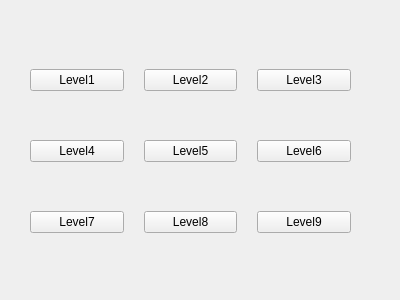
First picture: the form in chooselevelwidget.ui, repository zhaoxh16/sudoku, before the edit.
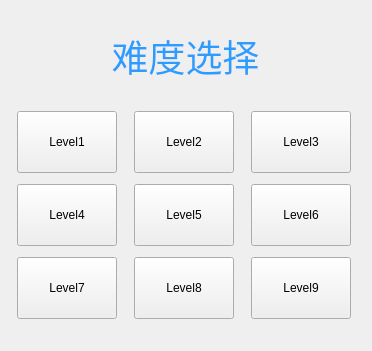
Second picture: the form after the edit.

```diff
--- a/chooselevelwidget.ui
+++ b/chooselevelwidget.ui
@@ -6,8 +6,8 @@
    <rect>
     <x>0</x>
     <y>0</y>
-    <width>400</width>
-    <height>300</height>
+    <width>372</width>
+    <height>351</height>
    </rect>
   </property>
   <property name="windowTitle">
@@ -16,35 +16,84 @@
   <widget class="QWidget" name="layoutWidget">
    <property name="geometry">
     <rect>
-     <x>30</x>
-     <y>50</y>
-     <width>321</width>
-     <height>204</height>
+     <x>0</x>
+     <y>100</y>
+     <width>371</width>
+     <height>231</height>
     </rect>
    </property>
    <layout class="QGridLayout" name="gridLayout">
-    <property name="horizontalSpacing">
-     <number>20</number>
+    <property name="sizeConstraint">
+     <enum>QLayout::SetDefaultConstraint</enum>
     </property>
-    <property name="verticalSpacing">
-     <number>30</number>
+    <property name="leftMargin">
+     <number>10</number>
     </property>
-    <item row="0" column="0">
-     <widget class="QPushButton" name="pushButton">
+    <property name="topMargin">
+     <number>10</number>
+    </property>
+    <property name="rightMargin">
+     <number>10</number>
+    </property>
+    <property name="bottomMargin">
+     <number>10</number>
+    </property>
+    <property name="spacing">
+     <number>10</number>
+    </property>
+    <item row="1" column="2">
+     <widget class="QPushButton" name="pushButton_6">
+      <property name="minimumSize">
+       <size>
+        <width>0</width>
+        <height>62</height>
+       </size>
+      </property>
       <property name="text">
-       <string>Level1</string>
+       <string>Level6</string>
       </property>
      </widget>
     </item>
-    <item row="0" column="1">
-     <widget class="QPushButton" name="pushButton_2">
+    <item row="2" column="0">
+     <widget class="QPushButton" name="pushButton_7">
+      <property name="minimumSize">
+       <size>
+        <width>0</width>
+        <height>62</height>
+       </size>
+      </property>
       <property name="text">
-       <string>Level2</string>
+       <string>Level7</string>
+      </property>
+     </widget>
+    </item>
+    <item row="2" column="1">
+     <widget class="QPushButton" name="pushButton_8">
+      <property name="minimumSize">
+       <size>
+        <width>0</width>
+        <height>62</height>
+       </size>
+      </property>
+      <property name="text">
+       <string>Level8</string>
       </property>
      </widget>
     </item>
     <item row="0" column="2">
      <widget class="QPushButton" name="pushButton_3">
+      <property name="minimumSize">
+       <size>
+        <width>100</width>
+        <height>62</height>
+       </size>
+      </property>
+      <property name="maximumSize">
+       <size>
+        <width>100</width>
+        <height>62</height>
+       </size>
+      </property>
       <property name="text">
        <string>Level3</string>
       </property>
@@ -52,6 +101,15 @@
     </item>
     <item row="1" column="0">
      <widget class="QPushButton" name="pushButton_4">
+      <property name="minimumSize">
+       <size>
+        <width>0</width>
+        <height>62</height>
+       </size>
+      </property>
+      <property name="styleSheet">
+       <string notr="true"/>
+      </property>
       <property name="text">
        <string>Level4</string>
       </property>
@@ -59,6 +117,12 @@
     </item>
     <item row="1" column="1">
      <widget class="QPushButton" name="pushButton_5">
+      <property name="minimumSize">
+       <size>
+        <width>0</width>
+        <height>62</height>
+       </size>
+      </property>
       <property name="text">
        <string>Level5</string>
       </property>
@@ -66,34 +130,116 @@
     </item>
     <item row="2" column="2">
      <widget class="QPushButton" name="pushButton_9">
+      <property name="minimumSize">
+       <size>
+        <width>0</width>
+        <height>62</height>
+       </size>
+      </property>
       <property name="text">
        <string>Level9</string>
       </property>
      </widget>
     </item>
-    <item row="1" column="2">
-     <widget class="QPushButton" name="pushButton_6">
-      <property name="text">
-       <string>Level6</string>
+    <item row="0" column="1">
+     <widget class="QPushButton" name="pushButton_2">
+      <property name="minimumSize">
+       <size>
+        <width>100</width>
+        <height>62</height>
+       </size>
       </property>
-     </widget>
-    </item>
-    <item row="2" column="0">
-     <widget class="QPushButton" name="pushButton_7">
+      <property name="maximumSize">
+       <size>
+        <width>100</width>
+        <height>62</height>
+       </size>
+      </property>
       <property name="text">
-       <string>Level7</string>
+       <string>Level2</string>
       </property>
      </widget>
     </item>
-    <item row="2" column="1">
-     <widget class="QPushButton" name="pushButton_8">
+    <item row="0" column="0">
+     <widget class="QPushButton" name="pushButton">
+      <property name="minimumSize">
+       <size>
+        <width>100</width>
+        <height>62</height>
+       </size>
+      </property>
+      <property name="maximumSize">
+       <size>
+        <width>50</width>
+        <height>62</height>
+       </size>
+      </property>
       <property name="text">
-       <string>Level8</string>
+       <string>Level1</string>
       </property>
      </widget>
     </item>
    </layout>
   </widget>
+  <widget class="QLabel" name="label">
+   <property name="geometry">
+    <rect>
+     <x>0</x>
+     <y>20</y>
+     <width>371</width>
+     <height>71</height>
+    </rect>
+   </property>
+   <property name="palette">
+    <palette>
+     <active>
+      <colorrole role="WindowText">
+       <brush brushstyle="SolidPattern">
+        <color alpha="255">
+         <red>44</red>
+         <green>157</green>
+         <blue>255</blue>
+        </color>
+       </brush>
+      </colorrole>
+     </active>
+     <inactive>
+      <colorrole role="WindowText">
+       <brush brushstyle="SolidPattern">
+        <color alpha="255">
+         <red>44</red>
+         <green>157</green>
+         <blue>255</blue>
+        </color>
+       </brush>
+      </colorrole>
+     </inactive>
+     <disabled>
+      <colorrole role="WindowText">
+       <brush brushstyle="SolidPattern">
+        <color alpha="255">
+         <red>120</red>
+         <green>120</green>
+         <blue>120</blue>
+        </color>
+       </brush>
+      </colorrole>
+     </disabled>
+    </palette>
+   </property>
+   <property name="font">
+    <font>
+     <family>华文行楷</family>
+     <pointsize>28</pointsize>
+    </font>
+   </property>
+   <property name="text">
+    <string>难度选择</string>
+   </property>
+   <property name="alignment">
+    <set>Qt::AlignCenter</set>
+   </property>
+  </widget>
  </widget>
  <resources/>
  <connections/>
```
